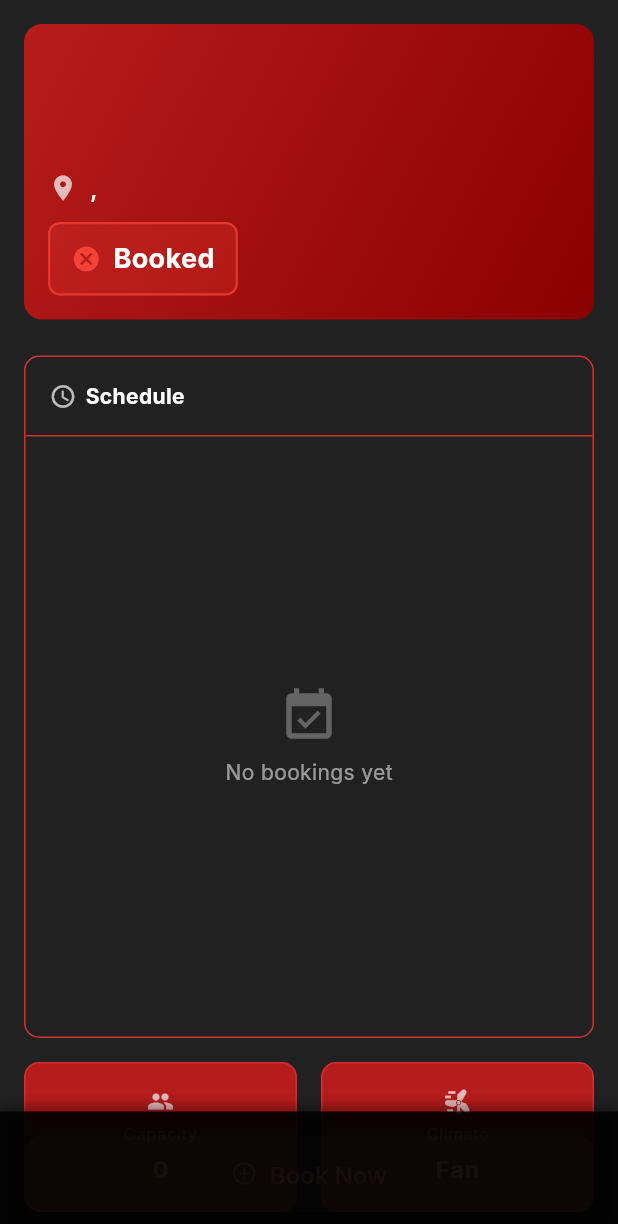
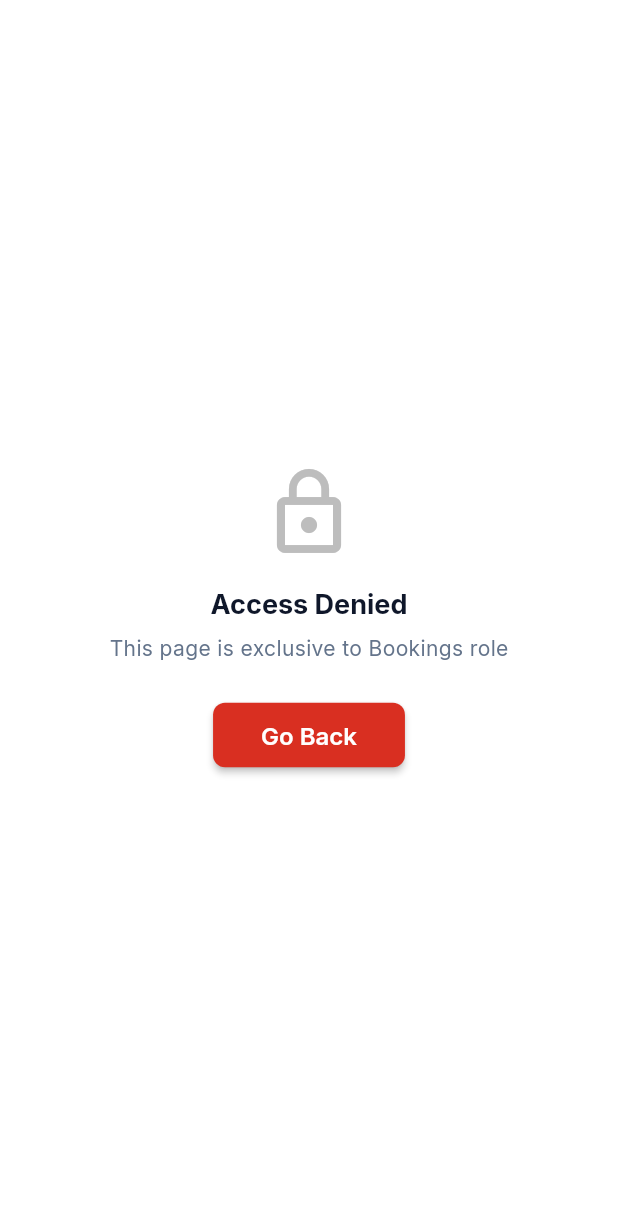
Before and after one commit to D4marp/Room-Booking-Apps-, a Flutter app: the RoomDetailsScreen screen opened directly with empty values, on a phone screen of 412 x 824 dp. Shown: the top 1224 px of the screen. Run offline on Flutter 3.47's test engine with Material 3 defaults, Android fonts, the phone set to English and light mode, and no system bars; our stand-ins replace cached_network_image, cloud_firestore, dio, email_validator, firebase_auth, firebase_core and 1 more; accounts and stored records are empty; generated files the repository leaves out were written again.

Commit message:
feat: restrict room_details_screen to Bookings role only
- Add role-based access control (RBAC) to room details screen
- Only users with 'Bookings' role can access this page
- Show 'Access Denied' screen for unauthorized users
- Import UserRole enum for proper role comparison
- Prevents other roles from viewing room booking interface

```diff
--- a/lib/screens/room/room_details_screen.dart
+++ b/lib/screens/room/room_details_screen.dart
@@ -2,6 +2,7 @@ import 'package:flutter/material.dart';
 import 'package:provider/provider.dart';
 import '../../models/room_model.dart';
 import '../../models/booking_model.dart';
+import '../../models/user_model.dart';
 import '../../providers/booking_provider.dart';
 import '../../providers/auth_provider.dart';
 import '../../utils/app_theme.dart';
@@ -72,6 +73,60 @@ class _RoomDetailsScreenState extends State<RoomDetailsScreen> {
 
   @override
   Widget build(BuildContext context) {
+    return Consumer<AuthProvider>(
+      builder: (context, authProvider, _) {
+        // Check if user has Bookings role
+        if (authProvider.user == null || authProvider.userModel?.role != UserRole.booking) {
+          return Scaffold(
+            body: Container(
+              color: Colors.white,
+              child: Center(
+                child: Column(
+                  mainAxisAlignment: MainAxisAlignment.center,
+                  children: [
+                    Icon(
+                      Icons.lock_outline,
+                      size: 64,
+                      color: Colors.grey.shade400,
+                    ),
+                    const SizedBox(height: 16),
+                    Text(
+                      'Access Denied',
+                      style: Theme.of(context).textTheme.headlineSmall?.copyWith(
+                            fontWeight: FontWeight.bold,
+                            color: AppColors.primaryText,
+                          ),
+                    ),
+                    const SizedBox(height: 8),
+                    Text(
+                      'This page is exclusive to Bookings role',
+                      style: Theme.of(context).textTheme.bodyMedium?.copyWith(
+                            color: AppColors.secondaryText,
+                          ),
+                    ),
+                    const SizedBox(height: 24),
+                    ElevatedButton(
+                      onPressed: () => Navigator.pop(context),
+                      style: ElevatedButton.styleFrom(
+                        backgroundColor: AppColors.primaryRed,
+                        foregroundColor: Colors.white,
+                        padding: const EdgeInsets.symmetric(
+                          horizontal: 32,
+                          vertical: 12,
+                        ),
+                        shape: RoundedRectangleBorder(
+                          borderRadius: BorderRadius.circular(8),
+                        ),
+                      ),
+                      child: const Text('Go Back'),
+                    ),
+                  ],
+                ),
+              ),
+            ),
+          );
+        }
+
         return WillPopScope(
           onWillPop: () async {
             // Prevent back navigation in kiosk mode
@@ -93,6 +148,8 @@ class _RoomDetailsScreenState extends State<RoomDetailsScreen> {
               ],
             ),
           ),
+        );
+      },
     );
   }
   Widget _buildRoomDetails() {
```
Lines whose indentation alone changed are shown as unchanged.
